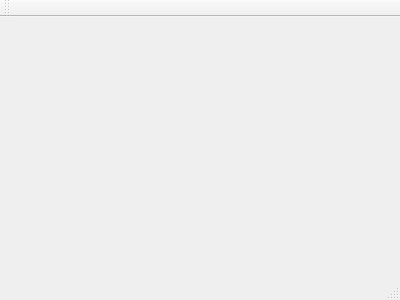
Qt form mainwindow.ui (noavarice/cg1) before a commit.
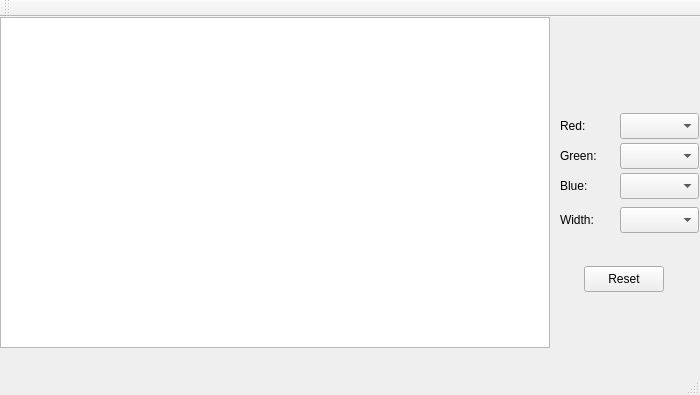
The same form after that commit.

Commit message: customizing form

What changed in the file:
```diff
--- a/mainwindow.ui
+++ b/mainwindow.ui
@@ -1,24 +1,230 @@
 <ui version="4.0">
  <class>MainWindow</class>
- <widget class="QMainWindow" name="MainWindow" >
-  <property name="geometry" >
+ <widget class="QMainWindow" name="MainWindow">
+  <property name="geometry">
    <rect>
     <x>0</x>
     <y>0</y>
-    <width>400</width>
-    <height>300</height>
+    <width>700</width>
+    <height>395</height>
    </rect>
   </property>
-  <property name="windowTitle" >
+  <property name="sizePolicy">
+   <sizepolicy hsizetype="Preferred" vsizetype="Fixed">
+    <horstretch>0</horstretch>
+    <verstretch>0</verstretch>
+   </sizepolicy>
+  </property>
+  <property name="minimumSize">
+   <size>
+    <width>700</width>
+    <height>395</height>
+   </size>
+  </property>
+  <property name="maximumSize">
+   <size>
+    <width>700</width>
+    <height>395</height>
+   </size>
+  </property>
+  <property name="windowTitle">
    <string>MainWindow</string>
   </property>
-  <widget class="QMenuBar" name="menuBar" />
-  <widget class="QToolBar" name="mainToolBar" />
-  <widget class="QWidget" name="centralWidget" />
-  <widget class="QStatusBar" name="statusBar" />
+  <widget class="QWidget" name="centralWidget">
+   <widget class="QGraphicsView" name="graphicsView">
+    <property name="geometry">
+     <rect>
+      <x>0</x>
+      <y>0</y>
+      <width>550</width>
+      <height>331</height>
+     </rect>
+    </property>
+    <property name="minimumSize">
+     <size>
+      <width>550</width>
+      <height>331</height>
+     </size>
+    </property>
+    <property name="maximumSize">
+     <size>
+      <width>550</width>
+      <height>331</height>
+     </size>
+    </property>
+   </widget>
+   <widget class="QComboBox" name="comboBoxRedComponent">
+    <property name="geometry">
+     <rect>
+      <x>620</x>
+      <y>96</y>
+      <width>79</width>
+      <height>26</height>
+     </rect>
+    </property>
+    <property name="editable">
+     <bool>false</bool>
+    </property>
+    <property name="currentText">
+     <string/>
+    </property>
+    <property name="currentIndex">
+     <number>-1</number>
+    </property>
+    <property name="maxCount">
+     <number>256</number>
+    </property>
+    <property name="minimumContentsLength">
+     <number>0</number>
+    </property>
+   </widget>
+   <widget class="QLabel" name="labelRedComponent">
+    <property name="geometry">
+     <rect>
+      <x>560</x>
+      <y>100</y>
+      <width>31</width>
+      <height>18</height>
+     </rect>
+    </property>
+    <property name="text">
+     <string>Red:</string>
+    </property>
+    <property name="alignment">
+     <set>Qt::AlignLeading|Qt::AlignLeft|Qt::AlignVCenter</set>
+    </property>
+   </widget>
+   <widget class="QComboBox" name="comboBoxGreenComponent">
+    <property name="geometry">
+     <rect>
+      <x>620</x>
+      <y>126</y>
+      <width>79</width>
+      <height>26</height>
+     </rect>
+    </property>
+    <property name="currentIndex">
+     <number>-1</number>
+    </property>
+    <property name="maxCount">
+     <number>256</number>
+    </property>
+    <property name="minimumContentsLength">
+     <number>0</number>
+    </property>
+   </widget>
+   <widget class="QLabel" name="labelGreenComponent">
+    <property name="geometry">
+     <rect>
+      <x>560</x>
+      <y>130</y>
+      <width>41</width>
+      <height>18</height>
+     </rect>
+    </property>
+    <property name="text">
+     <string>Green:</string>
+    </property>
+    <property name="alignment">
+     <set>Qt::AlignLeading|Qt::AlignLeft|Qt::AlignVCenter</set>
+    </property>
+   </widget>
+   <widget class="QComboBox" name="comboBoxBlueComponent">
+    <property name="geometry">
+     <rect>
+      <x>620</x>
+      <y>156</y>
+      <width>79</width>
+      <height>26</height>
+     </rect>
+    </property>
+    <property name="currentIndex">
+     <number>-1</number>
+    </property>
+    <property name="maxCount">
+     <number>256</number>
+    </property>
+    <property name="minimumContentsLength">
+     <number>0</number>
+    </property>
+   </widget>
+   <widget class="QLabel" name="labelBlueComponent">
+    <property name="geometry">
+     <rect>
+      <x>560</x>
+      <y>160</y>
+      <width>31</width>
+      <height>18</height>
+     </rect>
+    </property>
+    <property name="text">
+     <string>Blue:</string>
+    </property>
+    <property name="alignment">
+     <set>Qt::AlignLeading|Qt::AlignLeft|Qt::AlignVCenter</set>
+    </property>
+   </widget>
+   <widget class="QLabel" name="labelWidht">
+    <property name="geometry">
+     <rect>
+      <x>560</x>
+      <y>194</y>
+      <width>51</width>
+      <height>18</height>
+     </rect>
+    </property>
+    <property name="text">
+     <string>Width:</string>
+    </property>
+   </widget>
+   <widget class="QComboBox" name="comboBoxWidth">
+    <property name="geometry">
+     <rect>
+      <x>620</x>
+      <y>190</y>
+      <width>79</width>
+      <height>26</height>
+     </rect>
+    </property>
+    <property name="maxCount">
+     <number>5</number>
+    </property>
+   </widget>
+   <widget class="QPushButton" name="pushButtonReset">
+    <property name="geometry">
+     <rect>
+      <x>584</x>
+      <y>249</y>
+      <width>80</width>
+      <height>26</height>
+     </rect>
+    </property>
+    <property name="text">
+     <string>Reset</string>
+    </property>
+   </widget>
+  </widget>
+  <widget class="QMenuBar" name="menuBar">
+   <property name="geometry">
+    <rect>
+     <x>0</x>
+     <y>0</y>
+     <width>700</width>
+     <height>23</height>
+    </rect>
+   </property>
+  </widget>
+  <widget class="QToolBar" name="mainToolBar">
+   <attribute name="toolBarArea">
+    <enum>TopToolBarArea</enum>
+   </attribute>
+   <attribute name="toolBarBreak">
+    <bool>false</bool>
+   </attribute>
+  </widget>
+  <widget class="QStatusBar" name="statusBar"/>
  </widget>
- <layoutDefault spacing="6" margin="11" />
- <pixmapfunction></pixmapfunction>
+ <layoutdefault spacing="6" margin="11"/>
  <resources/>
  <connections/>
 </ui>
```
Left out of the diff: 1 changed line with no effect on the pictures. The commit also changes 2 other files.
